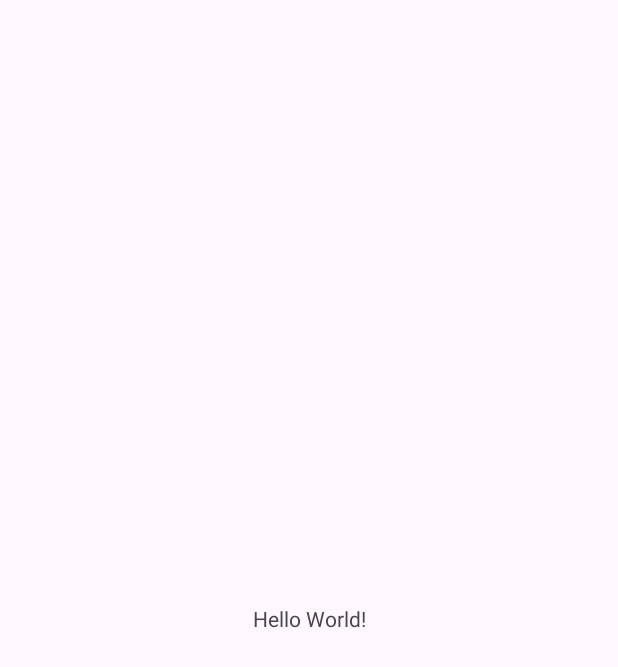
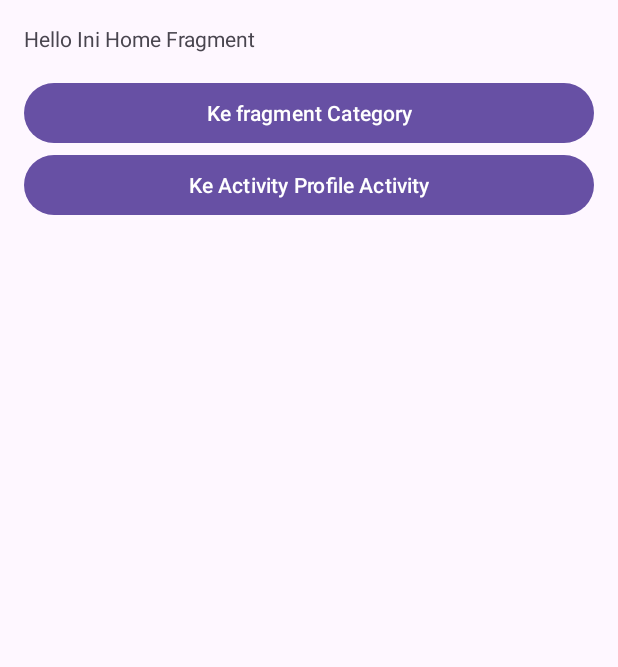
Before and after one commit to kisahtegar/FundamentalAndroid, an Android app: the screen it shows after launch (MainActivity), on a phone screen of 412 x 824 dp. Before the commit the part shown is almost empty. Shown: the top 667 px of the screen. Run offline under Robolectric (Android 15) with nearby library versions, the phone set to English and light mode, and no system bars.

```diff
--- a/app/src/main/AndroidManifest.xml
+++ b/app/src/main/AndroidManifest.xml
@@ -13,6 +13,9 @@
         android:theme="@style/Theme.FundamentalAndroid"
         tools:targetApi="31">
         <activity
+            android:name=".ProfileActivity"
+            android:exported="false" />
+        <activity
             android:name=".MainActivity"
             android:exported="true">
             <intent-filter>
--- /dev/null
+++ b/app/src/main/java/com/kisahcode/fundamentalandroid/HomeFragment.kt
@@ -0,0 +1,76 @@
+package com.kisahcode.fundamentalandroid
+
+import android.os.Bundle
+import androidx.fragment.app.Fragment
+import android.view.LayoutInflater
+import android.view.View
+import android.view.ViewGroup
+import androidx.navigation.Navigation
+import androidx.navigation.findNavController
+import com.kisahcode.fundamentalandroid.databinding.FragmentHomeBinding
+
+/**
+ * A fragment representing the home screen of the application.
+ * This fragment displays options for navigating to different sections of the app.
+ */
+class HomeFragment : Fragment() {
+
+    // Declare a private mutable property to hold the view binding instance for the fragment.
+    private var _binding: FragmentHomeBinding? = null
+
+    // This property is only valid between onCreateView and onDestroyView.
+    private val binding get() = _binding!!
+
+    /**
+     * Called to have the fragment instantiate its user interface view.
+     *
+     * @param inflater The LayoutInflater object that can be used to inflate any views in the fragment.
+     * @param container If non-null, this is the parent view that the fragment's UI should be attached to.
+     * @param savedInstanceState If non-null, this fragment is being re-constructed from a previous saved state as given here.
+     * @return Return the View for the fragment's UI, or null.
+     */
+    override fun onCreateView(
+        inflater: LayoutInflater,
+        container: ViewGroup?,
+        savedInstanceState: Bundle?
+    ): View {
+        // Inflate the layout using view binding and assign the inflated view to the _binding variable.
+        // The inflated view is attached to the parent (container) but not immediately added to the view hierarchy.
+        _binding = FragmentHomeBinding.inflate(inflater, container, false)
+
+        // Return the root view of the inflated layout.
+        // This root view represents the top-level view of the inflated layout.
+        // It will be added to the view hierarchy by the system when the fragment is attached to the activity.
+        return binding.root
+    }
+
+    /**
+     * Called immediately after onCreateView() has returned, providing a view to this fragment's layout.
+     *
+     * @param view The View returned by onCreateView().
+     * @param savedInstanceState If non-null, this fragment is being re-constructed from a previous saved state as given here.
+     */
+    override fun onViewCreated(view: View, savedInstanceState: Bundle?) {
+        super.onViewCreated(view, savedInstanceState)
+
+        // Set click listener for navigating to the category fragment
+        binding.btnCateegory.setOnClickListener(
+            Navigation.createNavigateOnClickListener(R.id.action_homeFragment_to_categoryFragment)
+        )
+
+        // Set click listener for navigating to the profile activity
+        binding.btnProfile.setOnClickListener{
+            it.findNavController().navigate(R.id.action_homeFragment_to_profileActivity)
+        }
+    }
+
+    /**
+     * Called when the fragment is no longer in use.
+     * This is called after onDestroy().
+     */
+    override fun onDestroy() {
+        super.onDestroy()
+        // Nullify the binding reference to avoid memory leaks
+        _binding = null
+    }
+}
--- a/app/src/main/java/com/kisahcode/fundamentalandroid/MainActivity.kt
+++ b/app/src/main/java/com/kisahcode/fundamentalandroid/MainActivity.kt
@@ -1,20 +1,24 @@
 package com.kisahcode.fundamentalandroid
 
 import android.os.Bundle
-import androidx.activity.enableEdgeToEdge
 import androidx.appcompat.app.AppCompatActivity
-import androidx.core.view.ViewCompat
-import androidx.core.view.WindowInsetsCompat
 
+/**
+ * The main activity of the application.
+ * This activity serves as the entry point of the app.
+ */
 class MainActivity : AppCompatActivity() {
+
+
+    /**
+     * Called when the activity is starting.
+     * This is where most initialization should go.
+     *
+     * @param savedInstanceState If the activity is being re-initialized after previously being shut
+     * down then this Bundle contains the data it most recently supplied in onSaveInstanceState(Bundle).
+     */
     override fun onCreate(savedInstanceState: Bundle?) {
         super.onCreate(savedInstanceState)
-        enableEdgeToEdge()
         setContentView(R.layout.activity_main)
-        ViewCompat.setOnApplyWindowInsetsListener(findViewById(R.id.main)) { v, insets ->
-            val systemBars = insets.getInsets(WindowInsetsCompat.Type.systemBars())
-            v.setPadding(systemBars.left, systemBars.top, systemBars.right, systemBars.bottom)
-            insets
-        }
     }
 }
--- a/app/src/main/res/layout/activity_main.xml
+++ b/app/src/main/res/layout/activity_main.xml
@@ -1,5 +1,5 @@
 <?xml version="1.0" encoding="utf-8"?>
-<androidx.constraintlayout.widget.ConstraintLayout xmlns:android="http://schemas.android.com/apk/res/android"
+<RelativeLayout xmlns:android="http://schemas.android.com/apk/res/android"
     xmlns:app="http://schemas.android.com/apk/res-auto"
     xmlns:tools="http://schemas.android.com/tools"
     android:id="@+id/main"
@@ -7,13 +7,12 @@
     android:layout_height="match_parent"
     tools:context=".MainActivity">
 
-    <TextView
-        android:layout_width="wrap_content"
-        android:layout_height="wrap_content"
-        android:text="Hello World!"
-        app:layout_constraintBottom_toBottomOf="parent"
-        app:layout_constraintEnd_toEndOf="parent"
-        app:layout_constraintStart_toStartOf="parent"
-        app:layout_constraintTop_toTopOf="parent" />
+    <fragment
+        android:id="@+id/container"
+        android:name="androidx.navigation.fragment.NavHostFragment"
+        android:layout_width="match_parent"
+        android:layout_height="match_parent"
+        app:defaultNavHost="true"
+        app:navGraph="@navigation/main_navigation" />
 
-</androidx.constraintlayout.widget.ConstraintLayout>
+</RelativeLayout>
--- /dev/null
+++ b/app/src/main/res/layout/fragment_home.xml
@@ -0,0 +1,31 @@
+<?xml version="1.0" encoding="utf-8"?>
+<LinearLayout xmlns:android="http://schemas.android.com/apk/res/android"
+    xmlns:tools="http://schemas.android.com/tools"
+    android:layout_width="match_parent"
+    android:layout_height="match_parent"
+    android:orientation="vertical"
+    tools:context=".HomeFragment">
+
+    <TextView
+        android:layout_width="match_parent"
+        android:layout_height="wrap_content"
+        android:layout_margin="16dp"
+        android:text="@string/hello_home_fragment" />
+
+    <Button
+        android:id="@+id/btn_cateegory"
+        android:layout_width="match_parent"
+        android:layout_height="wrap_content"
+        android:layout_marginLeft="16dp"
+        android:layout_marginRight="16dp"
+        android:text="@string/to_category" />
+
+    <Button
+        android:id="@+id/btn_profile"
+        android:layout_width="match_parent"
+        android:layout_height="wrap_content"
+        android:layout_marginLeft="16dp"
+        android:layout_marginRight="16dp"
+        android:text="@string/to_profile" />
+
+</LinearLayout>
--- /dev/null
+++ b/app/src/main/res/navigation/main_navigation.xml
@@ -0,0 +1,51 @@
+<?xml version="1.0" encoding="utf-8"?>
+<!--
+    Main navigation graph for the application.
+    This navigation graph defines the navigation paths between different destinations in the app.
+-->
+<navigation xmlns:android="http://schemas.android.com/apk/res/android"
+    xmlns:app="http://schemas.android.com/apk/res-auto"
+    xmlns:tools="http://schemas.android.com/tools"
+    android:id="@+id/main_navigation"
+    app:startDestination="@id/homeFragment">
+
+    <!-- Home Fragment -->
+    <fragment
+        android:id="@+id/homeFragment"
+        android:name="com.kisahcode.fundamentalandroid.HomeFragment"
+        android:label="fragment_home"
+        tools:layout="@layout/fragment_home" >
+        <!-- Navigation actions from Home Fragment -->
+        <action
+            android:id="@+id/action_homeFragment_to_categoryFragment"
+            app:destination="@id/categoryFragment" />
+        <action
+            android:id="@+id/action_homeFragment_to_profileActivity"
+            app:destination="@id/profileActivity" />
+    </fragment>
+
+    <!-- Category Fragment -->
+    <fragment
+        android:id="@+id/categoryFragment"
+        android:name="com.kisahcode.fundamentalandroid.CategoryFragment"
+        android:label="fragment_category"
+        tools:layout="@layout/fragment_category" >
+        <action
+            android:id="@+id/action_categoryFragment_to_detailCategoryFragment"
+            app:destination="@id/detailCategoryFragment" />
+    </fragment>
+
+    <!-- Profile Activity -->
+    <activity
+        android:id="@+id/profileActivity"
+        android:name="com.kisahcode.fundamentalandroid.ProfileActivity"
+        android:label="activity_profile"
+        tools:layout="@layout/activity_profile" />
+
+    <!-- Detail Category Fragment -->
+    <fragment
+        android:id="@+id/detailCategoryFragment"
+        android:name="com.kisahcode.fundamentalandroid.DetailCategoryFragment"
+        android:label="fragment_detail_category"
+        tools:layout="@layout/fragment_detail_category" />
+</navigation>
--- a/app/src/main/res/values/strings.xml
+++ b/app/src/main/res/values/strings.xml
@@ -1,3 +1,14 @@
 <resources>
     <string name="app_name">MyNavigation</string>
+
+    <string name="hello_home_fragment">Hello Ini Home Fragment</string>
+    <string name="to_profile">Ke Activity Profile Activity</string>
+    <string name="to_category">Ke fragment Category</string>
+    <string name="this_profile">Ini activity Profile</string>
+    <string name="this_category">Ini fragment Category</string>
+    <string name="category_lifestyle">Ke fragment Lifestyle</string>
+    <string name="category_sport">Ke fragment Sport</string>
+    <string name="category_name">Category Name</string>
+    <string name="category_description">Category Description</string>
+    <string name="to_home">Ke fragment Home</string>
 </resources>
```
Also changed, not shown: app/build.gradle.kts (+7 -0 lines), app/src/main/java/com/kisahcode/fundamentalandroid/CategoryFragment.kt (added, +79 -0 lines), app/src/main/java/com/kisahcode/fundamentalandroid/DetailCategoryFragment.kt (added, +69 -0 lines), app/src/main/java/com/kisahcode/fundamentalandroid/ProfileActivity.kt (added, +21 -0 lines), app/src/main/res/layout/activity_profile.xml (added, +15 -0 lines), app/src/main/res/layout/fragment_category.xml (added, +22 -0 lines), app/src/main/res/layout/fragment_detail_category.xml (added, +24 -0 lines).
